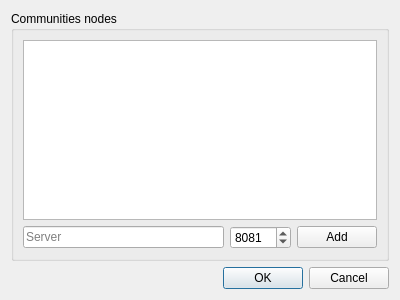
Before: the Qt Designer form res/ui/communityConfigurationDialog.ui in duniter/sakia, drawn with Qt 5.
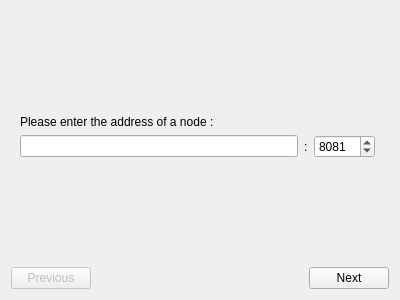
After: the same form once the commit is applied.

```diff
--- a/res/ui/communityConfigurationDialog.ui
+++ b/res/ui/communityConfigurationDialog.ui
@@ -18,6 +18,80 @@
   </property>
   <layout class="QVBoxLayout" name="verticalLayout">
    <item>
+    <widget class="QStackedWidget" name="stacked_pages">
+     <property name="currentIndex">
+      <number>0</number>
+     </property>
+     <widget class="QWidget" name="page_init">
+      <layout class="QVBoxLayout" name="verticalLayout_4">
+       <item>
+        <spacer name="verticalSpacer_2">
+         <property name="orientation">
+          <enum>Qt::Vertical</enum>
+         </property>
+         <property name="sizeHint" stdset="0">
+          <size>
+           <width>20</width>
+           <height>40</height>
+          </size>
+         </property>
+        </spacer>
+       </item>
+       <item>
+        <widget class="QLabel" name="label">
+         <property name="text">
+          <string>Please enter the address of a node :</string>
+         </property>
+        </widget>
+       </item>
+       <item>
+        <layout class="QHBoxLayout" name="horizontalLayout">
+         <property name="rightMargin">
+          <number>5</number>
+         </property>
+         <item>
+          <widget class="QLineEdit" name="lineedit_server"/>
+         </item>
+         <item>
+          <widget class="QLabel" name="label_double_dot">
+           <property name="text">
+            <string>:</string>
+           </property>
+          </widget>
+         </item>
+         <item>
+          <widget class="QSpinBox" name="spinbox_port">
+           <property name="maximum">
+            <number>25000</number>
+           </property>
+           <property name="value">
+            <number>8081</number>
+           </property>
+          </widget>
+         </item>
+        </layout>
+       </item>
+       <item>
+        <layout class="QHBoxLayout" name="horizontalLayout_2"/>
+       </item>
+       <item>
+        <spacer name="verticalSpacer">
+         <property name="orientation">
+          <enum>Qt::Vertical</enum>
+         </property>
+         <property name="sizeHint" stdset="0">
+          <size>
+           <width>20</width>
+           <height>40</height>
+          </size>
+         </property>
+        </spacer>
+       </item>
+      </layout>
+     </widget>
+     <widget class="QWidget" name="page_add_nodes">
+      <layout class="QVBoxLayout" name="verticalLayout_2">
+       <item>
     <widget class="QGroupBox" name="groupBox_2">
      <property name="title">
       <string>Communities nodes</string>
@@ -68,14 +142,52 @@
     </widget>
    </item>
    <item>
-    <widget class="QDialogButtonBox" name="button_box">
+        <widget class="QTabWidget" name="tabs_wallets">
+         <property name="currentIndex">
+          <number>-1</number>
+         </property>
+        </widget>
+       </item>
+      </layout>
+     </widget>
+    </widget>
+   </item>
+   <item>
+    <layout class="QHBoxLayout" name="horizontalLayout_4">
+     <item>
+      <widget class="QPushButton" name="button_previous">
+       <property name="enabled">
+        <bool>false</bool>
+       </property>
+       <property name="text">
+        <string>Previous</string>
+       </property>
+      </widget>
+     </item>
+     <item>
+      <spacer name="horizontalSpacer_2">
      <property name="orientation">
       <enum>Qt::Horizontal</enum>
      </property>
-     <property name="standardButtons">
-      <set>QDialogButtonBox::Cancel|QDialogButtonBox::Ok</set>
-     </property>
-    </widget>
+       <property name="sizeHint" stdset="0">
+        <size>
+         <width>40</width>
+         <height>20</height>
+        </size>
+       </property>
+      </spacer>
+     </item>
+     <item>
+      <widget class="QPushButton" name="button_next">
+       <property name="enabled">
+        <bool>true</bool>
+       </property>
+       <property name="text">
+        <string>Next</string>
+       </property>
+      </widget>
+     </item>
+    </layout>
    </item>
   </layout>
  </widget>
```
Left out of the diff: 82 changed lines with no effect on the pictures. Lines whose indentation alone changed are shown as unchanged.
